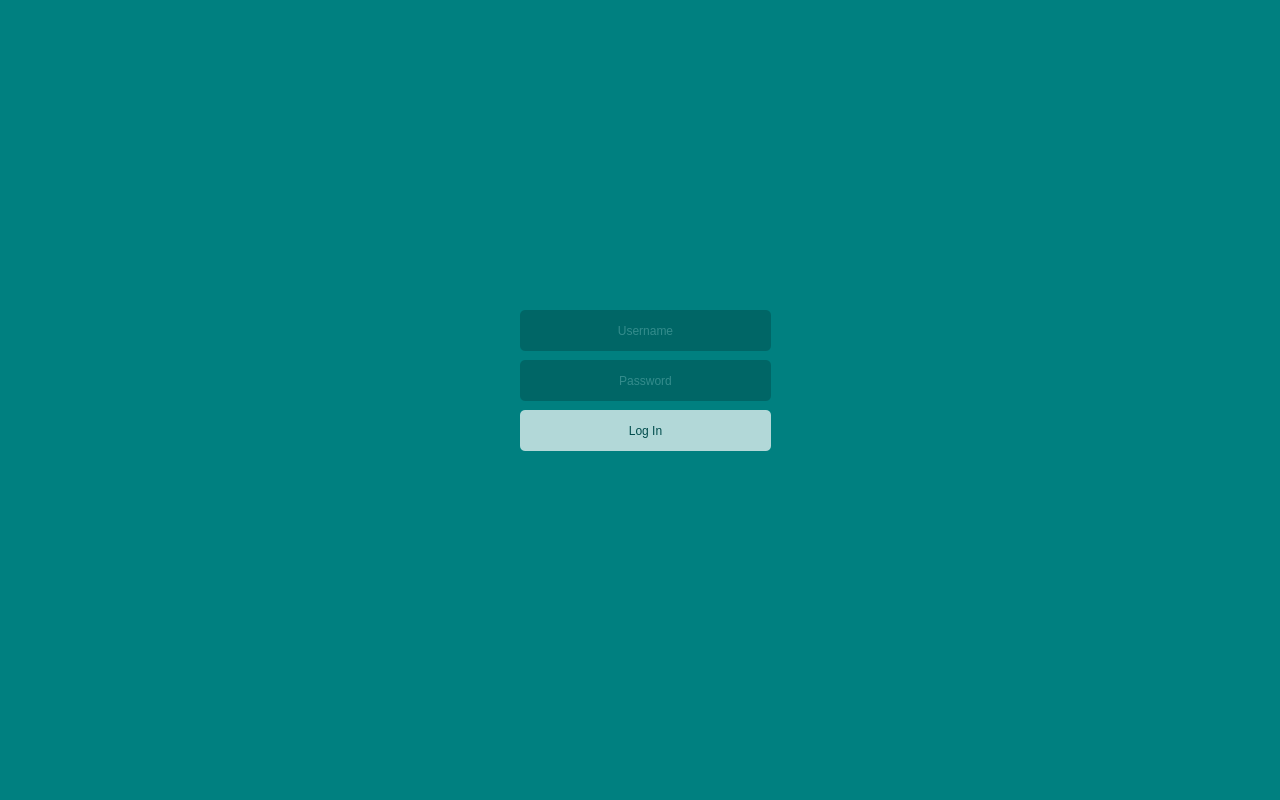
This is mainwindow.ui in schwei322/CS1C-Project2 as Qt 5 draws it before an edit. The edited form follows.
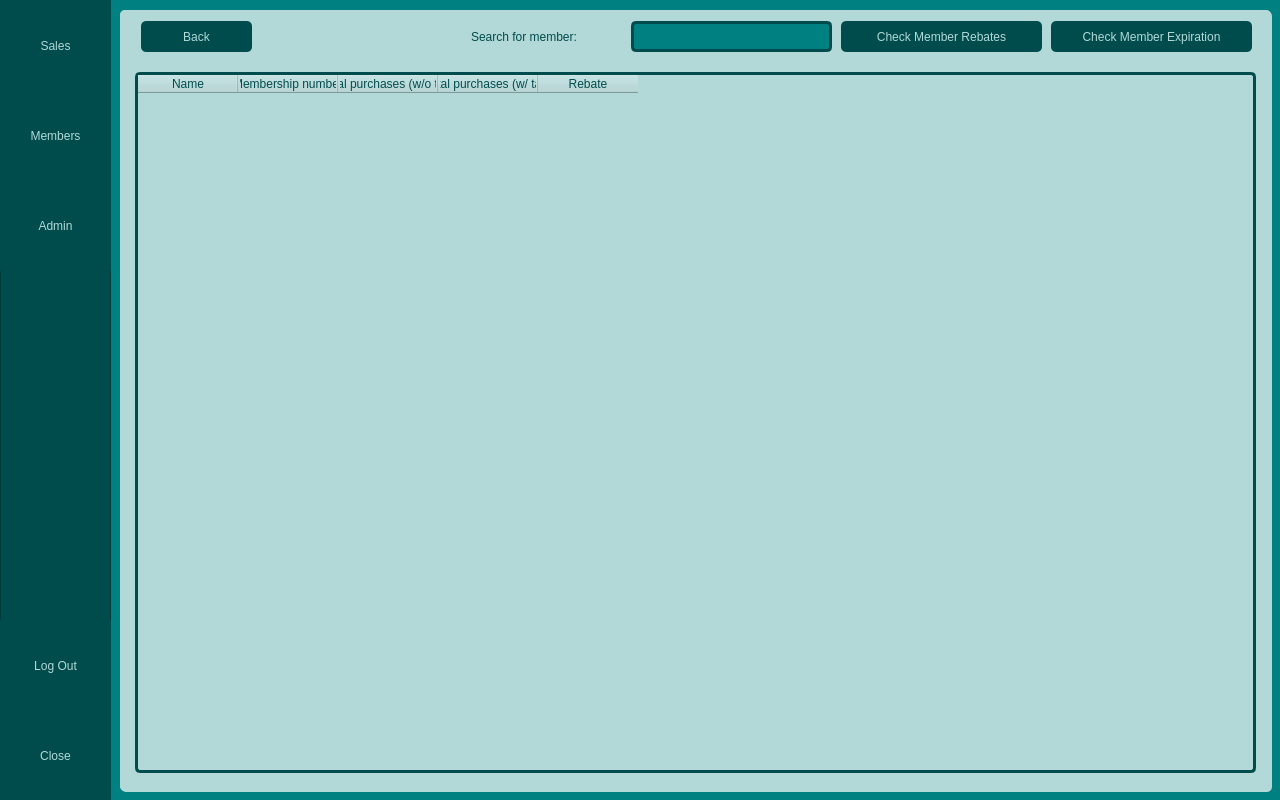
This is the edited form.

Commit message: Fix invisible data when filtering with table sorting enabled

```diff
--- a/mainwindow.ui
+++ b/mainwindow.ui
@@ -452,7 +452,7 @@
        </column>
        <column>
         <property name="text">
-         <string>Total spent</string>
+         <string>Total purchases</string>
         </property>
        </column>
        <column>
@@ -545,7 +545,12 @@
        </column>
        <column>
         <property name="text">
-         <string>Total spent</string>
+         <string>Total purchases (w/o tax)</string>
+        </property>
+       </column>
+       <column>
+        <property name="text">
+         <string>Total purchases (w/ tax)</string>
         </property>
        </column>
        <column>
@@ -810,8 +815,8 @@
      <zorder>memberExpirationPanel</zorder>
      <zorder>memberSearchInput</zorder>
      <zorder>memberSearchLabel</zorder>
-     <zorder>memberRebatesPanel</zorder>
      <zorder>memberMainPanel</zorder>
+     <zorder>memberRebatesPanel</zorder>
     </widget>
     <widget class="QFrame" name="admin">
      <property name="geometry">
@@ -1392,8 +1397,6 @@
     <zorder>sales</zorder>
     <zorder>members</zorder>
    </widget>
-   <zorder>mainPanel</zorder>
-   <zorder>loginPanel</zorder>
   </widget>
  </widget>
  <resources/>
```
The commit also changes 1 other file.
